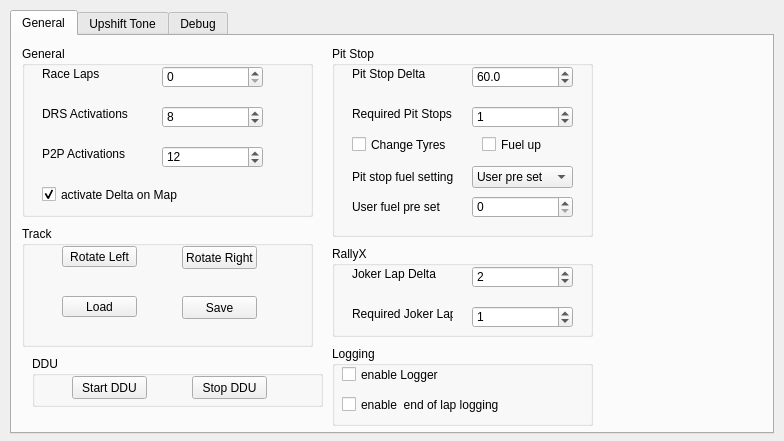
The window that gui/iDDUgui.ui (MarcMatten/iDDU) describes before a commit, drawn with Qt 5.
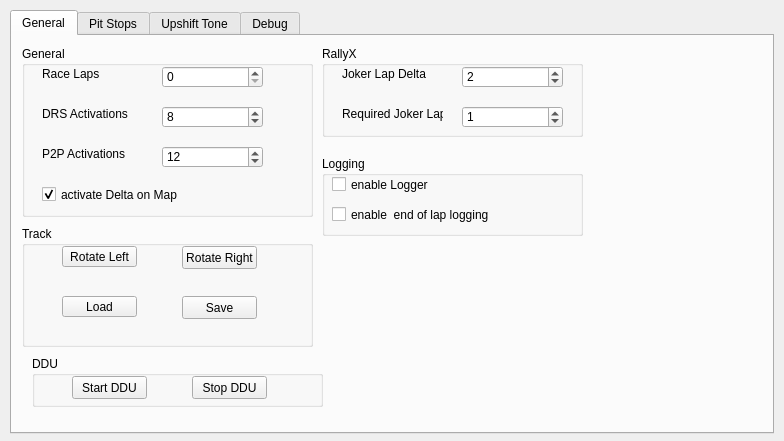
The same window after the commit. Icons and pictures are not drawn.

Commit message: introduced BPitCommandControl so define if iDDU has any control over pit commands - revised pit commands logic - new pit stop page in GUI - GUI adjustments accordingly - some bug fixes in iDDUhelper.py - removed a bug for which the pit speed background color did not reset when back on track

```diff
--- a/gui/iDDUgui.ui
+++ b/gui/iDDUgui.ui
@@ -224,197 +224,11 @@
       </property>
      </widget>
     </widget>
-    <widget class="QGroupBox" name="groupBox_4">
-     <property name="geometry">
-      <rect>
-       <x>320</x>
-       <y>10</y>
-       <width>261</width>
-       <height>191</height>
-      </rect>
-     </property>
-     <property name="title">
-      <string>Pit Stop</string>
-     </property>
-     <widget class="QLabel" name="label_11">
-      <property name="geometry">
-       <rect>
-        <x>20</x>
-        <y>60</y>
-        <width>101</width>
-        <height>16</height>
-       </rect>
-      </property>
-      <property name="text">
-       <string>Required Pit Stops</string>
-      </property>
-     </widget>
-     <widget class="QDoubleSpinBox" name="doubleSpinBox_PitStopDelta">
-      <property name="geometry">
-       <rect>
-        <x>140</x>
-        <y>20</y>
-        <width>101</width>
-        <height>22</height>
-       </rect>
-      </property>
-      <property name="prefix">
-       <string/>
-      </property>
-      <property name="suffix">
-       <string/>
-      </property>
-      <property name="decimals">
-       <number>1</number>
-      </property>
-      <property name="maximum">
-       <double>1000.000000000000000</double>
-      </property>
-      <property name="singleStep">
-       <double>0.100000000000000</double>
-      </property>
-      <property name="value">
-       <double>60.000000000000000</double>
-      </property>
-     </widget>
-     <widget class="QDoubleSpinBox" name="doubleSpinBox_PitStopsRequired">
-      <property name="geometry">
-       <rect>
-        <x>140</x>
-        <y>60</y>
-        <width>101</width>
-        <height>22</height>
-       </rect>
-      </property>
-      <property name="prefix">
-       <string/>
-      </property>
-      <property name="suffix">
-       <string/>
-      </property>
-      <property name="decimals">
-       <number>0</number>
-      </property>
-      <property name="maximum">
-       <double>1000.000000000000000</double>
-      </property>
-      <property name="singleStep">
-       <double>1.000000000000000</double>
-      </property>
-      <property name="value">
-       <double>1.000000000000000</double>
-      </property>
-     </widget>
-     <widget class="QLabel" name="label_10">
-      <property name="geometry">
-       <rect>
-        <x>20</x>
-        <y>20</y>
-        <width>81</width>
-        <height>16</height>
-       </rect>
-      </property>
-      <property name="text">
-       <string>Pit Stop Delta</string>
-      </property>
-     </widget>
-     <widget class="QComboBox" name="comboBox_FuelMethod">
-      <property name="geometry">
-       <rect>
-        <x>140</x>
-        <y>120</y>
-        <width>101</width>
-        <height>22</height>
-       </rect>
-      </property>
-      <item>
-       <property name="text">
-        <string>User pre set</string>
-       </property>
-      </item>
-      <item>
-       <property name="text">
-        <string>calculated</string>
-       </property>
-      </item>
-     </widget>
-     <widget class="QSpinBox" name="spinBox_FuelSetting">
-      <property name="geometry">
-       <rect>
-        <x>140</x>
-        <y>150</y>
-        <width>101</width>
-        <height>22</height>
-       </rect>
-      </property>
-      <property name="maximum">
-       <number>200</number>
-      </property>
-     </widget>
-     <widget class="QCheckBox" name="checkBox_FuelUp">
-      <property name="geometry">
-       <rect>
-        <x>150</x>
-        <y>90</y>
-        <width>81</width>
-        <height>17</height>
-       </rect>
-      </property>
-      <property name="text">
-       <string>Fuel up</string>
-      </property>
-     </widget>
-     <widget class="QCheckBox" name="checkBox_ChangeTyres">
-      <property name="enabled">
-       <bool>true</bool>
-      </property>
-      <property name="geometry">
-       <rect>
-        <x>20</x>
-        <y>90</y>
-        <width>121</width>
-        <height>17</height>
-       </rect>
-      </property>
-      <property name="acceptDrops">
-       <bool>false</bool>
-      </property>
-      <property name="text">
-       <string>Change Tyres</string>
-      </property>
-     </widget>
-     <widget class="QLabel" name="label_16">
-      <property name="geometry">
-       <rect>
-        <x>20</x>
-        <y>120</y>
-        <width>101</width>
-        <height>21</height>
-       </rect>
-      </property>
-      <property name="text">
-       <string>Pit stop fuel setting</string>
-      </property>
-     </widget>
-     <widget class="QLabel" name="label_17">
-      <property name="geometry">
-       <rect>
-        <x>20</x>
-        <y>150</y>
-        <width>101</width>
-        <height>21</height>
-       </rect>
-      </property>
-      <property name="text">
-       <string>User fuel pre set</string>
-      </property>
-     </widget>
-    </widget>
     <widget class="QGroupBox" name="groupBox_5">
      <property name="geometry">
       <rect>
-       <x>320</x>
-       <y>210</y>
+       <x>310</x>
+       <y>10</y>
        <width>261</width>
        <height>91</height>
       </rect>
@@ -573,8 +387,8 @@
     <widget class="QGroupBox" name="groupBox_8">
      <property name="geometry">
       <rect>
-       <x>320</x>
-       <y>310</y>
+       <x>310</x>
+       <y>120</y>
        <width>261</width>
        <height>80</height>
       </rect>
@@ -610,6 +424,203 @@
      </widget>
     </widget>
    </widget>
+   <widget class="QWidget" name="tabPitStops">
+    <attribute name="title">
+     <string>Pit Stops</string>
+    </attribute>
+    <widget class="QLabel" name="label_10">
+     <property name="geometry">
+      <rect>
+       <x>20</x>
+       <y>50</y>
+       <width>81</width>
+       <height>16</height>
+      </rect>
+     </property>
+     <property name="text">
+      <string>Pit Stop Delta</string>
+     </property>
+    </widget>
+    <widget class="QDoubleSpinBox" name="doubleSpinBox_PitStopsRequired">
+     <property name="geometry">
+      <rect>
+       <x>140</x>
+       <y>90</y>
+       <width>101</width>
+       <height>22</height>
+      </rect>
+     </property>
+     <property name="prefix">
+      <string/>
+     </property>
+     <property name="suffix">
+      <string/>
+     </property>
+     <property name="decimals">
+      <number>0</number>
+     </property>
+     <property name="maximum">
+      <double>1000.000000000000000</double>
+     </property>
+     <property name="singleStep">
+      <double>1.000000000000000</double>
+     </property>
+     <property name="value">
+      <double>1.000000000000000</double>
+     </property>
+    </widget>
+    <widget class="QSpinBox" name="spinBox_FuelSetting">
+     <property name="geometry">
+      <rect>
+       <x>140</x>
+       <y>200</y>
+       <width>101</width>
+       <height>22</height>
+      </rect>
+     </property>
+     <property name="maximum">
+      <number>200</number>
+     </property>
+    </widget>
+    <widget class="QCheckBox" name="checkBox_ChangeTyres">
+     <property name="enabled">
+      <bool>true</bool>
+     </property>
+     <property name="geometry">
+      <rect>
+       <x>20</x>
+       <y>130</y>
+       <width>121</width>
+       <height>17</height>
+      </rect>
+     </property>
+     <property name="acceptDrops">
+      <bool>false</bool>
+     </property>
+     <property name="text">
+      <string>Change Tyres</string>
+     </property>
+    </widget>
+    <widget class="QLabel" name="label_17">
+     <property name="geometry">
+      <rect>
+       <x>20</x>
+       <y>200</y>
+       <width>101</width>
+       <height>21</height>
+      </rect>
+     </property>
+     <property name="text">
+      <string>User fuel pre set</string>
+     </property>
+    </widget>
+    <widget class="QDoubleSpinBox" name="doubleSpinBox_PitStopDelta">
+     <property name="geometry">
+      <rect>
+       <x>140</x>
+       <y>50</y>
+       <width>101</width>
+       <height>22</height>
+      </rect>
+     </property>
+     <property name="prefix">
+      <string/>
+     </property>
+     <property name="suffix">
+      <string/>
+     </property>
+     <property name="decimals">
+      <number>1</number>
+     </property>
+     <property name="maximum">
+      <double>1000.000000000000000</double>
+     </property>
+     <property name="singleStep">
+      <double>0.100000000000000</double>
+     </property>
+     <property name="value">
+      <double>60.000000000000000</double>
+     </property>
+    </widget>
+    <widget class="QLabel" name="label_16">
+     <property name="geometry">
+      <rect>
+       <x>20</x>
+       <y>160</y>
+       <width>101</width>
+       <height>21</height>
+      </rect>
+     </property>
+     <property name="text">
+      <string>Pit stop fuel setting</string>
+     </property>
+    </widget>
+    <widget class="QCheckBox" name="checkBox_FuelUp">
+     <property name="geometry">
+      <rect>
+       <x>150</x>
+       <y>130</y>
+       <width>81</width>
+       <height>17</height>
+      </rect>
+     </property>
+     <property name="text">
+      <string>Fuel up</string>
+     </property>
+    </widget>
+    <widget class="QLabel" name="label_11">
+     <property name="geometry">
+      <rect>
+       <x>20</x>
+       <y>90</y>
+       <width>101</width>
+       <height>16</height>
+      </rect>
+     </property>
+     <property name="text">
+      <string>Required Pit Stops</string>
+     </property>
+    </widget>
+    <widget class="QComboBox" name="comboBox_FuelMethod">
+     <property name="geometry">
+      <rect>
+       <x>140</x>
+       <y>160</y>
+       <width>101</width>
+       <height>22</height>
+      </rect>
+     </property>
+     <item>
+      <property name="text">
+       <string>User pre set</string>
+      </property>
+     </item>
+     <item>
+      <property name="text">
+       <string>calculated</string>
+      </property>
+     </item>
+    </widget>
+    <widget class="QCheckBox" name="checkBox_PitCommandControl">
+     <property name="enabled">
+      <bool>true</bool>
+     </property>
+     <property name="geometry">
+      <rect>
+       <x>20</x>
+       <y>20</y>
+       <width>221</width>
+       <height>17</height>
+      </rect>
+     </property>
+     <property name="acceptDrops">
+      <bool>false</bool>
+     </property>
+     <property name="text">
+      <string>iDDU has control over pit commands</string>
+     </property>
+    </widget>
+   </widget>
    <widget class="QWidget" name="tabUpshiftTone">
     <attribute name="title">
      <string>Upshift Tone</string>
```
The commit also changes 5 other files.
